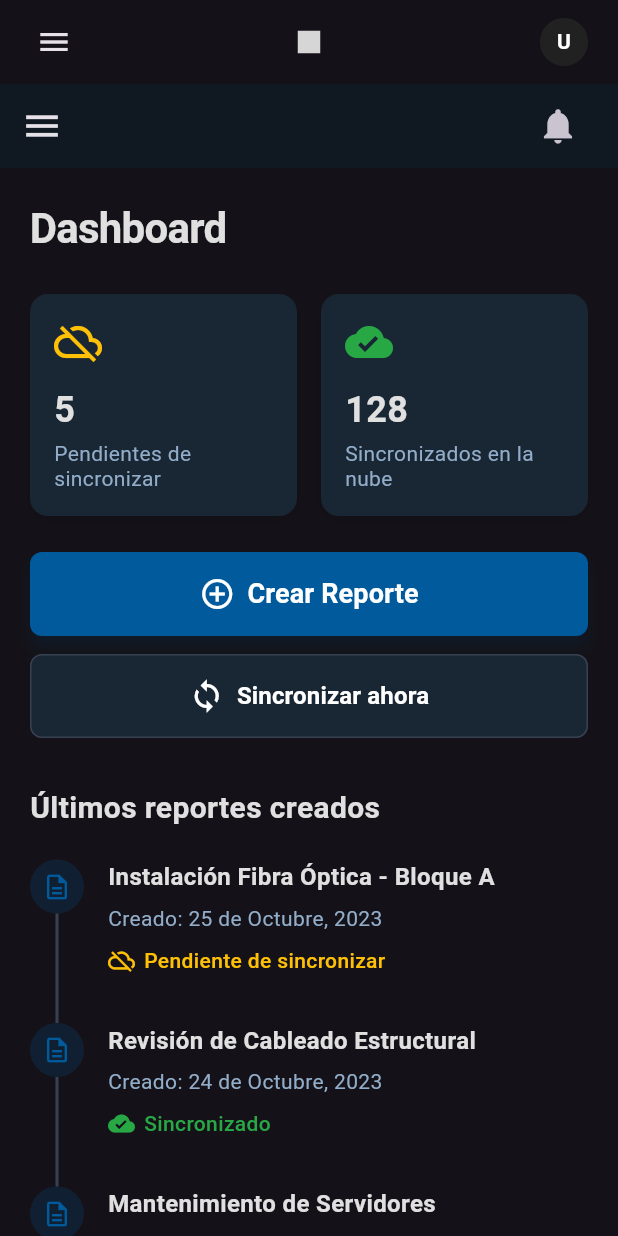
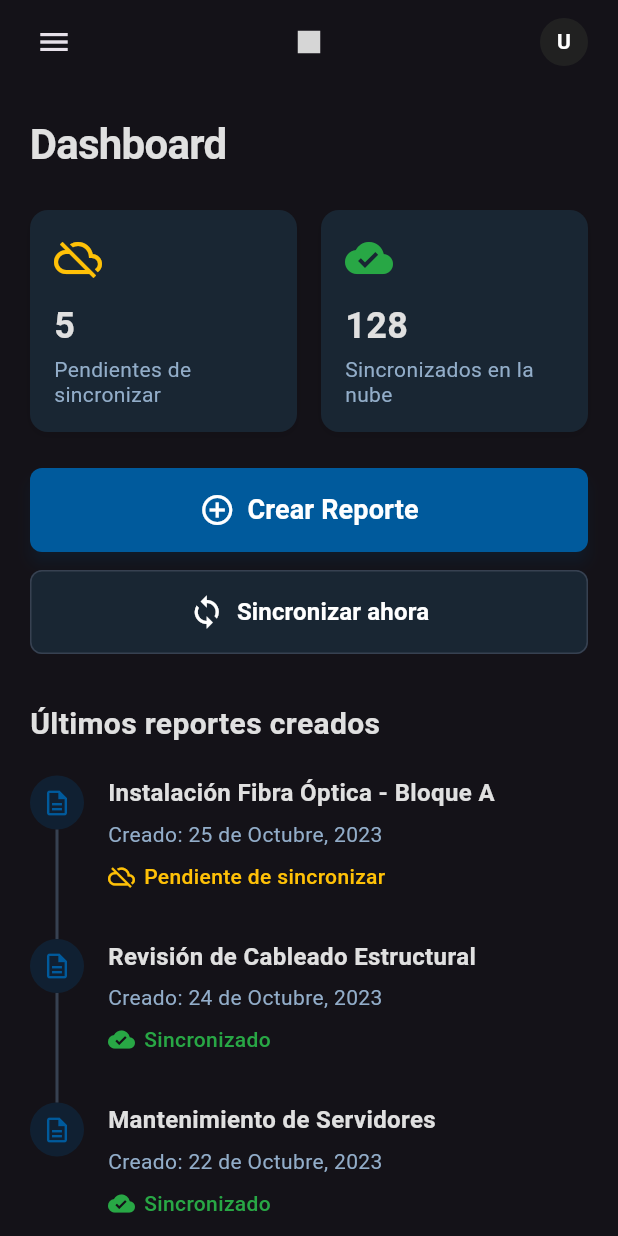
Before and after one commit to gianca04/bitacora-APP, a Flutter app: the HomePage screen opened by its route, on a phone screen of 412 x 824 dp. Run offline on Flutter 3.47's test engine with Material 3 defaults, Android fonts, the phone set to English and light mode, and no system bars; our stand-ins replace connectivity_plus, dio, flutter_riverpod, flutter_secure_storage, flutter_svg, go_router and 6 more; missing offline and left inert: flutter_quill; accounts and stored records are empty; generated files the repository leaves out were written again; project files that could hold a hidden picture were left out; grey boxes are pictures that could not be loaded.

Commit message:
Cambio de pnatalla de home

```diff
--- a/lib/views/home_page.dart
+++ b/lib/views/home_page.dart
@@ -8,27 +8,6 @@ class HomePage extends ConsumerWidget {
   Widget build(BuildContext context, WidgetRef ref) {
     return Scaffold(
       // AppBar transparente y sticky simulado
-      appBar: AppBar(
-        backgroundColor: const Color(0xFF101922).withOpacity(0.95),
-        elevation: 0,
-        titleSpacing: 20,
-        leading: IconButton(
-          icon: const Icon(Icons.menu, size: 28),
-          onPressed: () {},
-        ),
-        actions: [
-          Container(
-            margin: const EdgeInsets.only(right: 16),
-            decoration: BoxDecoration(
-              borderRadius: BorderRadius.circular(8),
-            ),
-            child: IconButton(
-              icon: const Icon(Icons.notifications, size: 28),
-              onPressed: () {},
-            ),
-          ),
-        ],
-      ),
       body: SingleChildScrollView(
         child: Padding(
           padding: const EdgeInsets.all(20.0),
```
Also changed, not shown: 1 other file.
